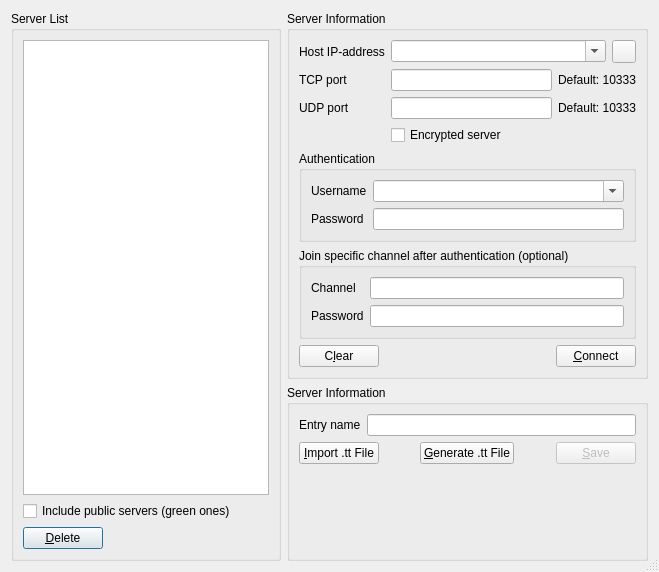
This is Client/qtTeamTalk/serverlist.ui in BearWare/TeamTalk5 as Qt 5 draws it before an edit. The edited form follows.
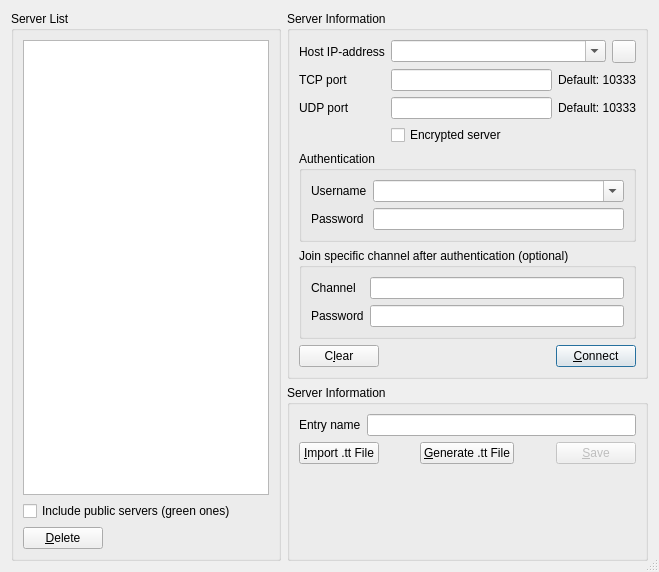
This is the edited form. Icons and pictures are not drawn.

Commit message: Define connect button as default button in servers list

What changed in the file:
```diff
--- a/Client/qtTeamTalk/serverlist.ui
+++ b/Client/qtTeamTalk/serverlist.ui
@@ -282,6 +282,9 @@
           </item>
           <item>
            <widget class="QPushButton" name="connectButton">
+            <property name="default">
+             <bool>true</bool>
+            </property>
             <property name="text">
              <string>&amp;Connect</string>
             </property>
```
